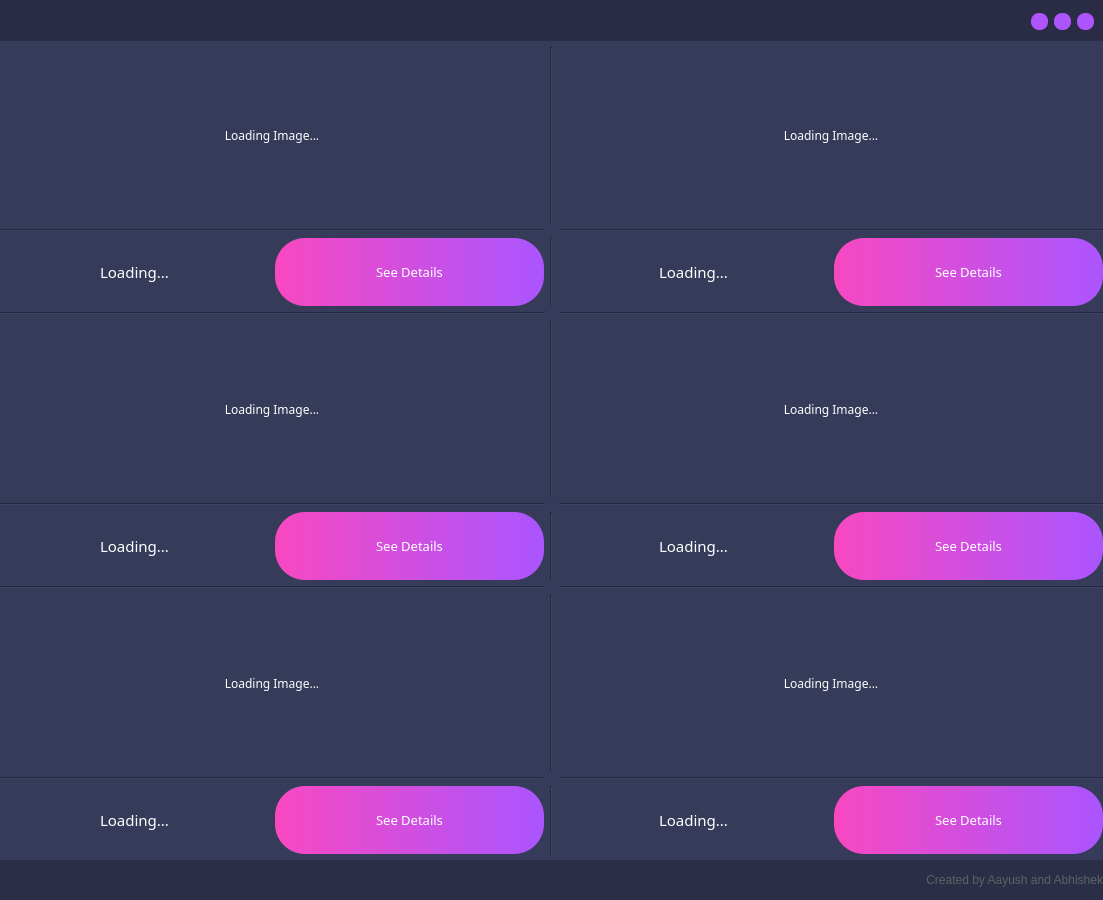
The window that UI/explore_window.ui (aayush357/Aves) describes before a commit, drawn with Qt 5.
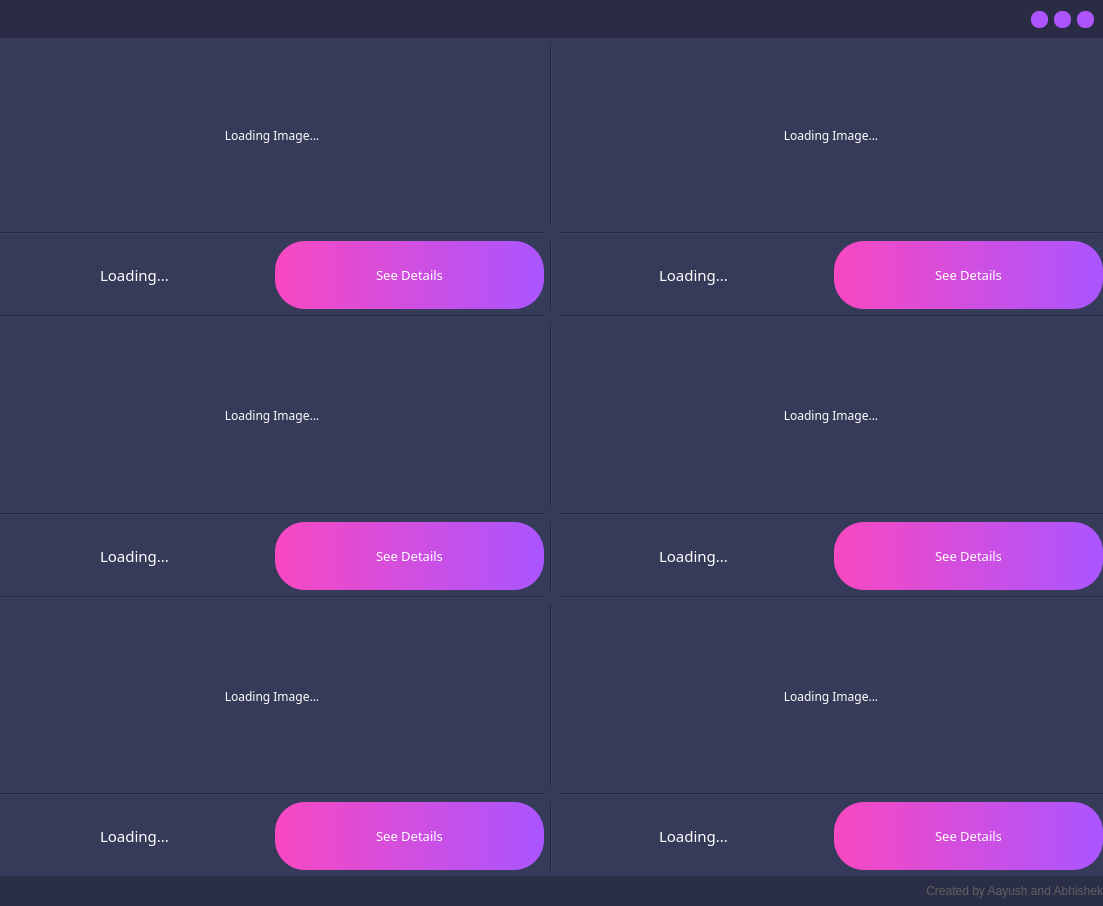
The same window after the commit.

Commit message: Explore Screen

```diff
--- a/UI/explore_window.ui
+++ b/UI/explore_window.ui
@@ -7,7 +7,7 @@
     <x>0</x>
     <y>0</y>
     <width>1103</width>
-    <height>900</height>
+    <height>906</height>
    </rect>
   </property>
   <property name="minimumSize">
@@ -18,7 +18,7 @@
   </property>
   <property name="maximumSize">
    <size>
-    <width>16777215</width>
+    <width>1103</width>
     <height>987</height>
    </size>
   </property>
@@ -104,6 +104,12 @@
         <height>30</height>
        </size>
       </property>
+      <property name="maximumSize">
+       <size>
+        <width>16777215</width>
+        <height>30</height>
+       </size>
+      </property>
       <property name="layoutDirection">
        <enum>Qt::LeftToRight</enum>
       </property>
@@ -137,7 +143,7 @@
       <property name="minimumSize">
        <size>
         <width>0</width>
-        <height>176</height>
+        <height>163</height>
        </size>
       </property>
       <property name="font">
@@ -198,7 +204,7 @@
       <property name="minimumSize">
        <size>
         <width>0</width>
-        <height>176</height>
+        <height>163</height>
        </size>
       </property>
       <property name="font">
@@ -559,7 +565,7 @@
       <property name="minimumSize">
        <size>
         <width>0</width>
-        <height>176</height>
+        <height>163</height>
        </size>
       </property>
       <property name="font">
@@ -594,6 +600,12 @@
     </item>
     <item row="1" column="0" colspan="3">
      <widget class="QWidget" name="titleBarFrame" native="true">
+      <property name="maximumSize">
+       <size>
+        <width>16777215</width>
+        <height>38</height>
+       </size>
+      </property>
       <property name="styleSheet">
        <string notr="true">background-color: rgb(41, 44, 68);
 </string>
```
